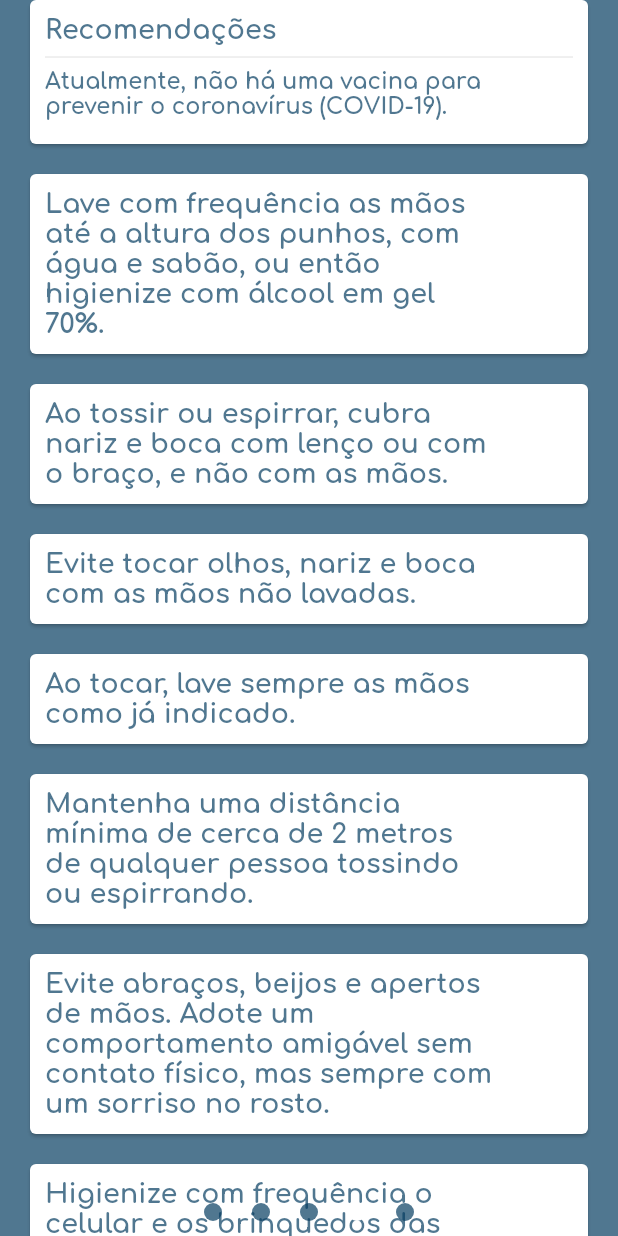
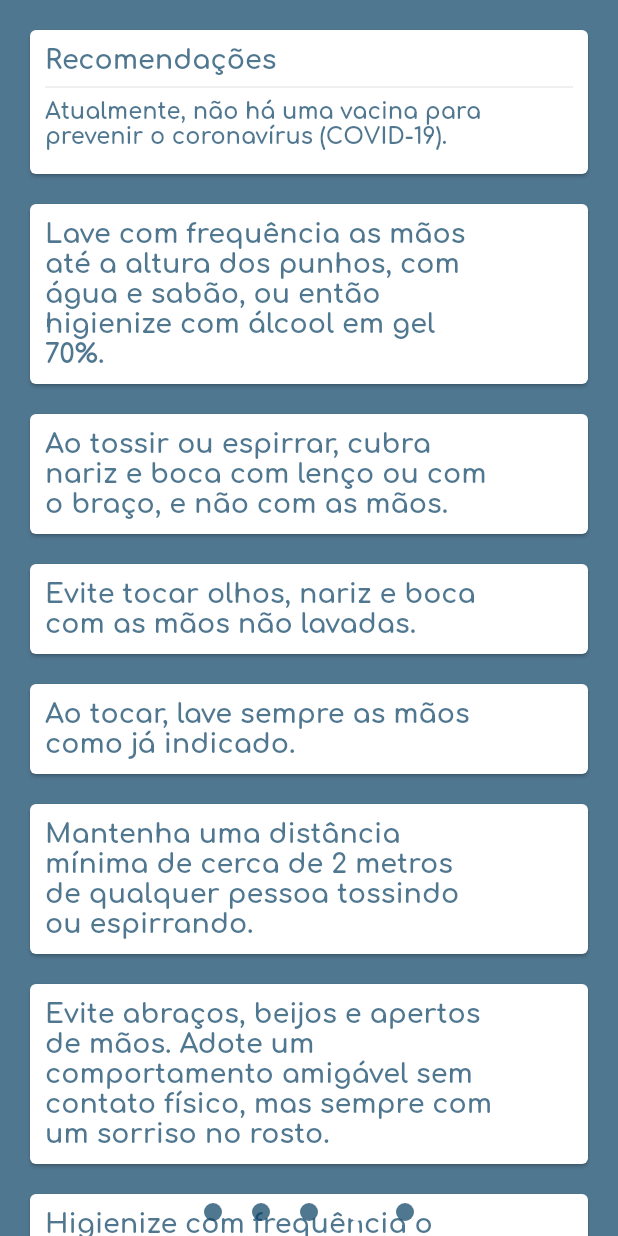
Before and after one commit to matheus1002/Flutter-Application_Covid-19, a Flutter app: the screen it shows after launch, swiped to page 4, on a phone screen of 412 x 824 dp. Run offline on Flutter 3.47's test engine with Material 2 defaults, Android fonts, the phone set to English and light mode, and no system bars; drawn by our look-alikes of auto_size_text, page_indicator; our stand-ins replace google_fonts; network calls fail.

Commit message:
"CORREÇÕES LAYOUT"

```diff
--- a/lib/src/pages/recommendation.dart
+++ b/lib/src/pages/recommendation.dart
@@ -16,7 +16,7 @@ class _RecommendationState extends State<Recommendation> {
       body: ListView(
         children: <Widget>[
           Card(
-            margin: EdgeInsets.fromLTRB(20.0, 0.0, 20.0, 10.0),
+            margin: EdgeInsets.fromLTRB(20.0, 20.0, 20.0, 10.0),
             color: Colors.white,
             child: Padding(
               padding: const EdgeInsets.all(10.0),
--- a/pubspec.yaml
+++ b/pubspec.yaml
@@ -26,7 +26,7 @@ dependencies:
   http: ^0.12.0+2
   google_fonts: ^1.0.0
   page_indicator: ^0.3.0
-  url_launcher: ^5.4.5
+  url_launcher: ^5.5.0
   intl: ^0.16.1
   auto_size_text: ^2.1.0
 
```
Also changed, not shown: pubspec.lock.
